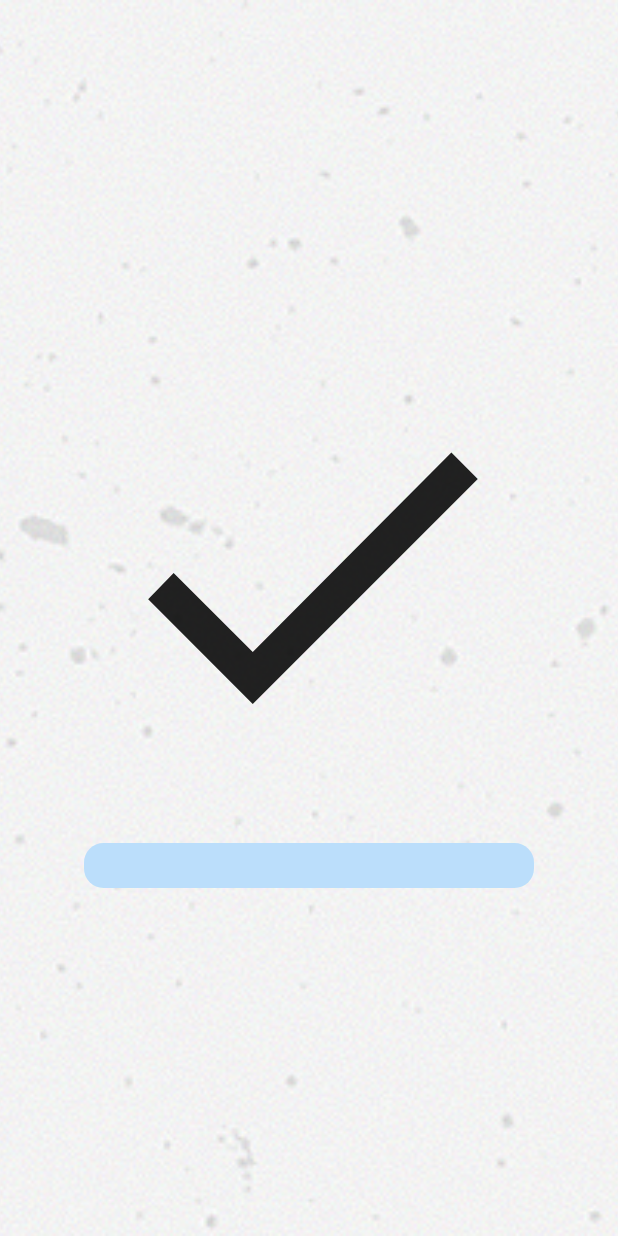
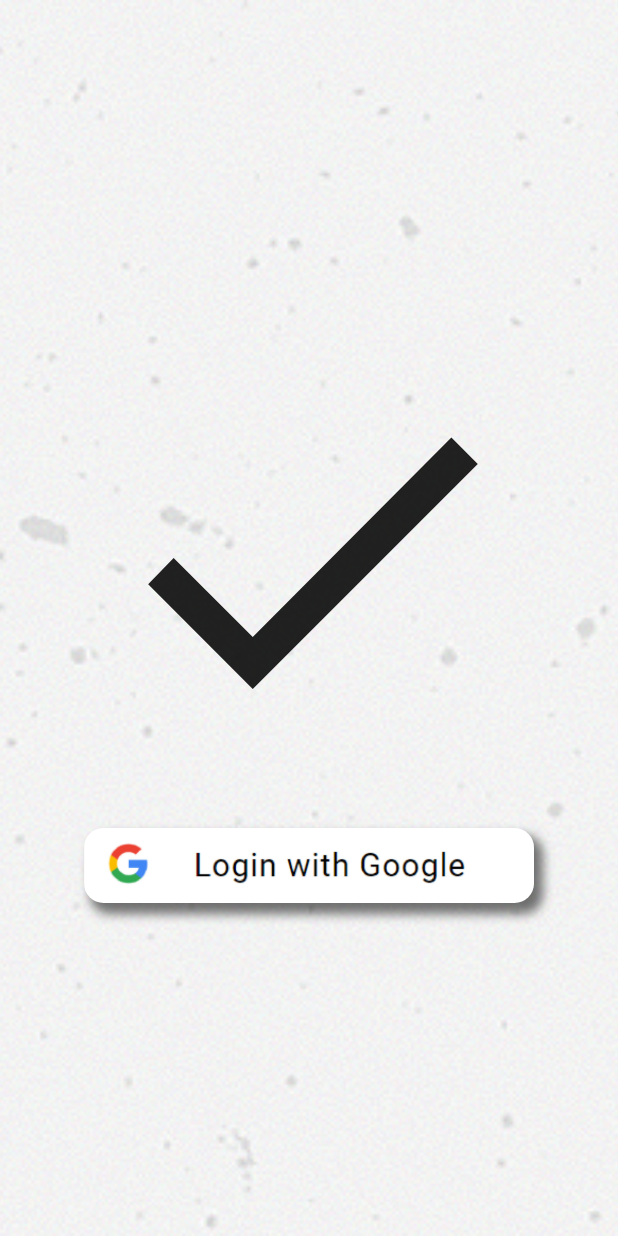
Before and after one commit to TriAbadi/MyTask-Dismissible-Firestore, a Flutter app: the screen it shows after launch, on a phone screen of 412 x 824 dp. Run offline on Flutter 3.47's test engine with Material 2 defaults, Android fonts, the phone set to English and light mode, and no system bars; our stand-ins replace cloud_firestore, firebase_auth, google_sign_in; accounts and stored records are empty.

Commit message:
Add SplashColor button

```diff
--- a/lib/MyTask.dart
+++ b/lib/MyTask.dart
@@ -35,6 +35,7 @@ class _MyTaskState extends State<MyTask> {
               mainAxisAlignment: MainAxisAlignment.spaceAround,
               children: <Widget>[
                 InkWell(
+                  splashColor: Colors.blue[50],
                   onTap: () {
                     widget.googleSignIn.signOut();
                     Navigator.of(context).pushNamedAndRemoveUntil(
@@ -53,6 +54,7 @@ class _MyTaskState extends State<MyTask> {
                   ),
                 ),
                 InkWell(
+                  splashColor: Colors.blue[50],
                   onTap: () {
                     Navigator.pop(context);
                   },
--- a/lib/main.dart
+++ b/lib/main.dart
@@ -18,8 +18,8 @@ class MyApp extends StatelessWidget {
         home: MyHomePage(),
         routes: <String, WidgetBuilder>{
           '/home': (BuildContext context) => new MyHomePage(),
-      '/mytask': (BuildContext context) => new MyTask()}
-    );
+          '/mytask': (BuildContext context) => new MyTask()
+        });
   }
 }
 
@@ -44,13 +44,11 @@ class _MyHomePageState extends State<MyHomePage> {
     FirebaseUser firebaseUser =
         await firebaseAuth.signInWithCredential(credential);
 
+    Navigator.of(context).push(MaterialPageRoute(
+        builder: (BuildContext context) =>
+            MyTask(user: firebaseUser, googleSignIn: googleSignIn)));
+  }
 
-      Navigator.of(context).push(
-        MaterialPageRoute(
-          builder: (BuildContext context)=> MyTask(user:firebaseUser,googleSignIn:googleSignIn)
-        )
-      );
-  }
   @override
   Widget build(BuildContext context) {
     return Scaffold(
@@ -71,16 +69,40 @@ class _MyHomePageState extends State<MyHomePage> {
                 _signIn();
               },
               child: Container(
-                  color: Colors.transparent,
-                  height: 30.0,
+                height: 50.0,
                 width: 300.0,
-                  child: Container(
-                    decoration: new BoxDecoration(
-                        color: Colors.blue[100],
+
+                decoration: BoxDecoration(
+                    image: DecorationImage(
+                        image: AssetImage("img/google.jpg"), fit: BoxFit.cover),
+                    boxShadow: [
+                      BoxShadow(
+                          color: Colors.black54,
+                          blurRadius: 5.0,
+                          spreadRadius:
+                              1.0, // has the effect of extending the shadow
+                          offset: Offset(
+                            5.0, // horizontal, move right 10
+                            6.0, // vertical,
+                          )),
+                    ],
                     borderRadius: new BorderRadius.all(
                       const Radius.circular(13.0),
-                        )),
-                  )),
+                    ) // color:Colors.blue--> pakai kalo pake image texture
+                    ),
+                // child: Container(
+                //     color: Colors.transparent,
+                //     height: 30.0,
+                //     width: 300.0,
+                //     child: Container(
+                //       decoration: new BoxDecoration(
+                //           color: Colors.blue[100],
+                //           borderRadius: new BorderRadius.all(
+                //             const Radius.circular(13.0),
+                //           )
+                //           ),
+                //     )
+              ),
             )
           ],
         ),
--- a/pubspec.yaml
+++ b/pubspec.yaml
@@ -51,6 +51,7 @@ flutter:
   assets:
   - img/concrete.png
   - img/balloon.jpeg
+  - img/google.jpg
   #  - images/a_dot_ham.jpeg
 
   # To add assets to your application, add an assets section, like this:
```
Also changed, not shown: img/google.jpg (added), 1 other file. Lines whose indentation alone changed are shown as unchanged.
